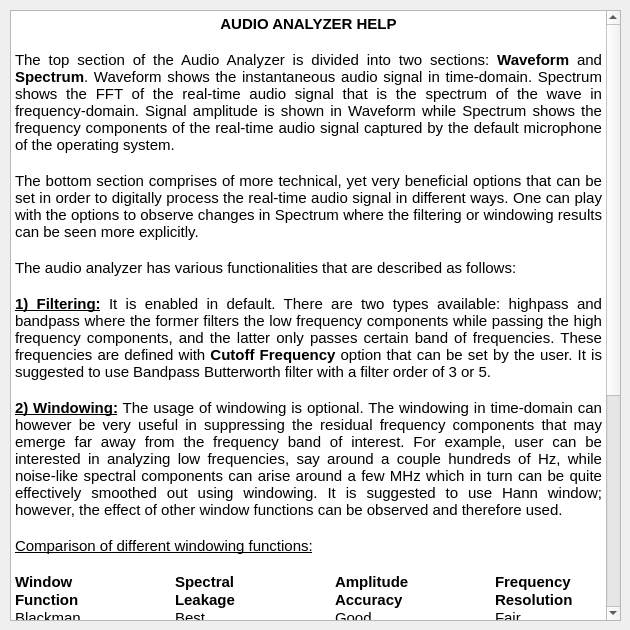
First picture: the form in ui/HelpWin.ui, repository cyn9/Audio-Spectrum-Analyzer, before the edit.
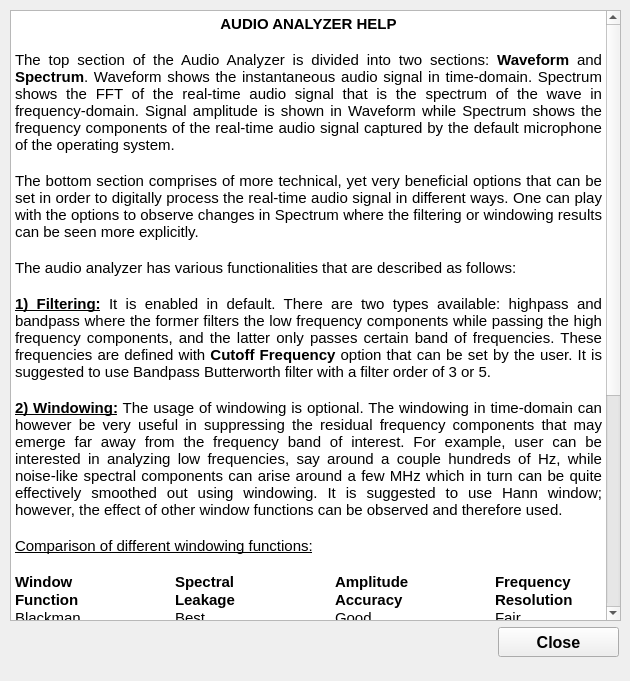
Second picture: the form after the edit.

Commit message: Added a close button to help window.

Diff of the .ui file:
```diff
--- a/ui/HelpWin.ui
+++ b/ui/HelpWin.ui
@@ -7,7 +7,7 @@
     <x>0</x>
     <y>0</y>
     <width>630</width>
-    <height>630</height>
+    <height>681</height>
    </rect>
   </property>
   <property name="font">
@@ -78,6 +78,75 @@
 &lt;p align=&quot;justify&quot; style=&quot; margin-top:0px; margin-bottom:0px; margin-left:0px; margin-right:0px; -qt-block-indent:0; text-indent:0px;&quot;&gt;&lt;span style=&quot; font-family:'MS Shell Dlg 2'; font-size:11pt; font-weight:600; text-decoration: underline; color:#000000;&quot;&gt;6) Snapshot:&lt;/span&gt;&lt;span style=&quot; font-family:'MS Shell Dlg 2'; font-size:11pt; color:#000000;&quot;&gt; The Snapshot button can take instantaneous output of the &lt;/span&gt;&lt;span style=&quot; font-family:'MS Shell Dlg 2'; font-size:11pt; font-weight:600; color:#000000;&quot;&gt;Waveform&lt;/span&gt;&lt;span style=&quot; font-family:'MS Shell Dlg 2'; font-size:11pt; color:#000000;&quot;&gt; and &lt;/span&gt;&lt;span style=&quot; font-family:'MS Shell Dlg 2'; font-size:11pt; font-weight:600; color:#000000;&quot;&gt;Spectrum&lt;/span&gt;&lt;span style=&quot; font-family:'MS Shell Dlg 2'; font-size:11pt; color:#000000;&quot;&gt; plots. The two resulting images obtained for time- and frequency-domain responses are recorded in the same directory of the program file.&lt;/span&gt;&lt;/p&gt;&lt;/body&gt;&lt;/html&gt;</string>
     </property>
    </widget>
+   <widget class="QPushButton" name="btn_Close">
+    <property name="enabled">
+     <bool>true</bool>
+    </property>
+    <property name="geometry">
+     <rect>
+      <x>498</x>
+      <y>627</y>
+      <width>121</width>
+      <height>30</height>
+     </rect>
+    </property>
+    <property name="sizePolicy">
+     <sizepolicy hsizetype="Maximum" vsizetype="Fixed">
+      <horstretch>0</horstretch>
+      <verstretch>0</verstretch>
+     </sizepolicy>
+    </property>
+    <property name="minimumSize">
+     <size>
+      <width>0</width>
+      <height>30</height>
+     </size>
+    </property>
+    <property name="maximumSize">
+     <size>
+      <width>250</width>
+      <height>120</height>
+     </size>
+    </property>
+    <property name="font">
+     <font>
+      <family>Arial</family>
+      <pointsize>12</pointsize>
+      <weight>75</weight>
+      <bold>true</bold>
+     </font>
+    </property>
+    <property name="mouseTracking">
+     <bool>false</bool>
+    </property>
+    <property name="tabletTracking">
+     <bool>false</bool>
+    </property>
+    <property name="focusPolicy">
+     <enum>Qt::StrongFocus</enum>
+    </property>
+    <property name="contextMenuPolicy">
+     <enum>Qt::DefaultContextMenu</enum>
+    </property>
+    <property name="acceptDrops">
+     <bool>false</bool>
+    </property>
+    <property name="layoutDirection">
+     <enum>Qt::LeftToRight</enum>
+    </property>
+    <property name="text">
+     <string>Close</string>
+    </property>
+    <property name="autoDefault">
+     <bool>false</bool>
+    </property>
+    <property name="default">
+     <bool>false</bool>
+    </property>
+    <property name="flat">
+     <bool>false</bool>
+    </property>
+   </widget>
   </widget>
   <widget class="QMenuBar" name="menubar">
    <property name="geometry">
```
Left out of the diff: 2 changed lines with no effect on the pictures. The commit also changes 1 other file.
